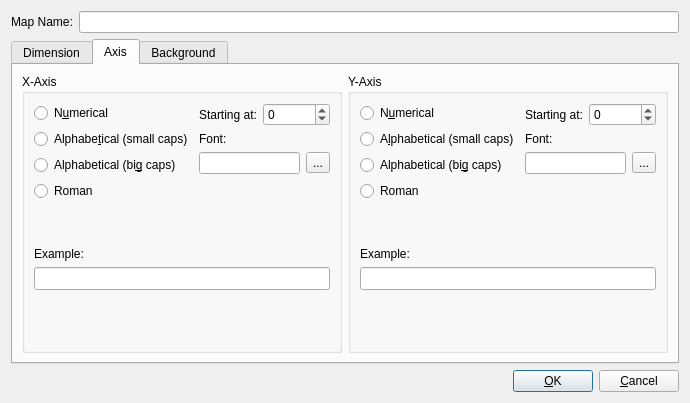
dyle/rpgmapper, file bin/view/mappropertiesdialog.ui: the form before one commit.
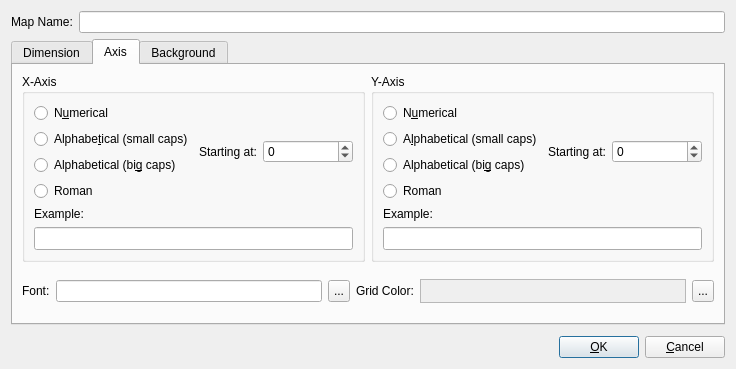
The form after the commit. Icons and pictures are not drawn. Custom widgets are drawn as their Qt base class.

Commit message: lets the user select the grid color

What changed in the file:
```diff
--- a/bin/view/mappropertiesdialog.ui
+++ b/bin/view/mappropertiesdialog.ui
@@ -6,8 +6,8 @@
    <rect>
     <x>0</x>
     <y>0</y>
-    <width>690</width>
-    <height>403</height>
+    <width>736</width>
+    <height>369</height>
    </rect>
   </property>
   <property name="windowTitle">
@@ -214,13 +214,26 @@
       <attribute name="title">
        <string>Axis</string>
       </attribute>
-      <layout class="QHBoxLayout" name="horizontalLayout_4">
-       <item>
+      <layout class="QGridLayout" name="gridLayout_2">
+       <item row="0" column="0">
         <widget class="QGroupBox" name="gbAxisX">
          <property name="title">
           <string>X-Axis</string>
          </property>
-         <layout class="QGridLayout" name="lyXAxis" rowstretch="0,0,0,1">
+         <layout class="QGridLayout" name="lyXAxis" rowstretch="0,0,0">
+          <item row="2" column="0" colspan="2">
+           <widget class="QLineEdit" name="edtAxisXSample">
+            <property name="font">
+             <font>
+              <family>Monospace</family>
+              <pointsize>10</pointsize>
+             </font>
+            </property>
+            <property name="readOnly">
+             <bool>true</bool>
+            </property>
+           </widget>
+          </item>
           <item row="0" column="0">
            <widget class="QWidget" name="wdAxisTypeX" native="true">
             <layout class="QVBoxLayout" name="verticalLayout_4">
@@ -264,19 +277,6 @@
                </property>
               </widget>
              </item>
-             <item>
-              <spacer name="spXConverter">
-               <property name="orientation">
-                <enum>Qt::Vertical</enum>
-               </property>
-               <property name="sizeHint" stdset="0">
-                <size>
-                 <width>20</width>
-                 <height>40</height>
-                </size>
-               </property>
-              </spacer>
-             </item>
             </layout>
            </widget>
           </item>
@@ -330,58 +330,6 @@
                </layout>
               </widget>
              </item>
-             <item>
-              <widget class="QLabel" name="lblFontXAxis">
-               <property name="text">
-                <string>Font:</string>
-               </property>
-              </widget>
-             </item>
-             <item>
-              <widget class="QWidget" name="wdFontXAxis" native="true">
-               <layout class="QHBoxLayout" name="horizontalLayout_11">
-                <property name="leftMargin">
-                 <number>0</number>
-                </property>
-                <property name="topMargin">
-                 <number>0</number>
-                </property>
-                <property name="rightMargin">
-                 <number>0</number>
-                </property>
-                <property name="bottomMargin">
-                 <number>0</number>
-                </property>
-                <item>
-                 <widget class="QLineEdit" name="edtFontXAxis">
-                  <property name="readOnly">
-                   <bool>true</bool>
-                  </property>
-                 </widget>
-                </item>
-                <item>
-                 <widget class="QToolButton" name="tbFontXAxis">
-                  <property name="text">
-                   <string>...</string>
-                  </property>
-                 </widget>
-                </item>
-               </layout>
-              </widget>
-             </item>
-             <item>
-              <spacer name="spSampleX">
-               <property name="orientation">
-                <enum>Qt::Vertical</enum>
-               </property>
-               <property name="sizeHint" stdset="0">
-                <size>
-                 <width>20</width>
-                 <height>40</height>
-                </size>
-               </property>
-              </spacer>
-             </item>
             </layout>
            </widget>
           </item>
@@ -392,54 +340,15 @@
             </property>
            </widget>
           </item>
-          <item row="2" column="0" colspan="2">
-           <widget class="QLineEdit" name="edtAxisXSample">
-            <property name="font">
-             <font>
-              <family>Monospace</family>
-              <pointsize>10</pointsize>
-             </font>
-            </property>
-            <property name="readOnly">
-             <bool>true</bool>
-            </property>
-           </widget>
-          </item>
-          <item row="3" column="0" colspan="2">
-           <spacer name="spXAxis">
-            <property name="orientation">
-             <enum>Qt::Vertical</enum>
-            </property>
-            <property name="sizeHint" stdset="0">
-             <size>
-              <width>20</width>
-              <height>40</height>
-             </size>
-            </property>
-           </spacer>
-          </item>
          </layout>
         </widget>
        </item>
-       <item>
+       <item row="0" column="1">
         <widget class="QGroupBox" name="gbAxisY">
          <property name="title">
           <string>Y-Axis</string>
          </property>
-         <layout class="QGridLayout" name="lyYAxis" rowstretch="0,0,0,1">
-          <item row="2" column="0" colspan="2">
-           <widget class="QLineEdit" name="edtAxisYSample">
-            <property name="font">
-             <font>
-              <family>Monospace</family>
-              <pointsize>10</pointsize>
-             </font>
-            </property>
-            <property name="readOnly">
-             <bool>true</bool>
-            </property>
-           </widget>
-          </item>
+         <layout class="QGridLayout" name="lyYAxis" rowstretch="0,0,0">
           <item row="0" column="0">
            <widget class="QWidget" name="wdAxisTypeY" native="true">
             <layout class="QVBoxLayout" name="verticalLayout_5">
@@ -483,19 +392,6 @@
                </property>
               </widget>
              </item>
-             <item>
-              <spacer name="spYConverter">
-               <property name="orientation">
-                <enum>Qt::Vertical</enum>
-               </property>
-               <property name="sizeHint" stdset="0">
-                <size>
-                 <width>20</width>
-                 <height>40</height>
-                </size>
-               </property>
-              </spacer>
-             </item>
             </layout>
            </widget>
           </item>
@@ -506,6 +402,19 @@
             </property>
            </widget>
           </item>
+          <item row="2" column="0" colspan="2">
+           <widget class="QLineEdit" name="edtAxisYSample">
+            <property name="font">
+             <font>
+              <family>Monospace</family>
+              <pointsize>10</pointsize>
+             </font>
+            </property>
+            <property name="readOnly">
+             <bool>true</bool>
+            </property>
+           </widget>
+          </item>
           <item row="0" column="1">
            <widget class="QWidget" name="wdStartingSampleY" native="true">
             <layout class="QVBoxLayout" name="verticalLayout_6">
@@ -556,82 +465,146 @@
                </layout>
               </widget>
              </item>
-             <item>
-              <widget class="QLabel" name="lblFontYAxis">
-               <property name="text">
-                <string>Font:</string>
-               </property>
-              </widget>
-             </item>
-             <item>
-              <widget class="QWidget" name="wdFontYAxis" native="true">
-               <layout class="QHBoxLayout" name="horizontalLayout_10">
-                <property name="leftMargin">
-                 <number>0</number>
-                </property>
-                <property name="topMargin">
-                 <number>0</number>
-                </property>
-                <property name="rightMargin">
-                 <number>0</number>
-                </property>
-                <property name="bottomMargin">
-                 <number>0</number>
-                </property>
-                <item>
-                 <widget class="QLineEdit" name="edtFontYAxis">
-                  <property name="readOnly">
-                   <bool>true</bool>
-                  </property>
-                 </widget>
-                </item>
-                <item>
-                 <widget class="QToolButton" name="tbFontYAxis">
-                  <property name="text">
-                   <string>...</string>
-                  </property>
-                 </widget>
-                </item>
-               </layout>
-              </widget>
-             </item>
-             <item>
-              <spacer name="spSampleY">
-               <property name="orientation">
-                <enum>Qt::Vertical</enum>
-               </property>
-               <property name="sizeHint" stdset="0">
-                <size>
-                 <width>20</width>
-                 <height>40</height>
-                </size>
-               </property>
-              </spacer>
-             </item>
             </layout>
            </widget>
           </item>
-          <item row="3" column="0" colspan="2">
-           <spacer name="spYAxis">
-            <property name="orientation">
-             <enum>Qt::Vertical</enum>
-            </property>
-            <property name="sizeHint" stdset="0">
-             <size>
-              <width>20</width>
-              <height>40</height>
-             </size>
-            </property>
-           </spacer>
-          </item>
          </layout>
          <zorder>wdAxisTypeY</zorder>
          <zorder>wdStartingSampleY</zorder>
          <zorder>lblSampleY</zorder>
          <zorder>edtAxisYSample</zorder>
-         <zorder>lblSampleY</zorder>
-         <zorder>edtAxisYSample</zorder>
-         <zorder>spYAxis</zorder>
+        </widget>
+       </item>
+       <item row="1" column="0" colspan="2">
+        <widget class="QWidget" name="wdFontAndColor" native="true">
+         <property name="minimumSize">
+          <size>
+           <width>0</width>
+           <height>30</height>
+          </size>
+         </property>
+         <layout class="QHBoxLayout" name="horizontalLayout_12" stretch="0,1,0,1">
+          <property name="leftMargin">
+           <number>0</number>
+          </property>
+          <property name="topMargin">
+           <number>0</number>
+          </property>
+          <property name="rightMargin">
+           <number>0</number>
+          </property>
+          <property name="bottomMargin">
+           <number>0</number>
+          </property>
+          <item>
+           <widget class="QLabel" name="lblFontAxis">
+            <property name="text">
+             <string>Font:</string>
+            </property>
+           </widget>
+          </item>
+          <item>
+           <widget class="QWidget" name="wdFontAxis" native="true">
+            <layout class="QHBoxLayout" name="horizontalLayout_11">
+             <property name="leftMargin">
+              <number>0</number>
+             </property>
+             <property name="topMargin">
+              <number>0</number>
+             </property>
+             <property name="rightMargin">
+              <number>0</number>
+             </property>
+             <property name="bottomMargin">
+              <number>0</number>
+             </property>
+             <item>
+              <widget class="QLineEdit" name="edtFontAxis">
+               <property name="readOnly">
+                <bool>true</bool>
+               </property>
+              </widget>
+             </item>
+             <item>
+              <widget class="QToolButton" name="tbFontAxis">
+               <property name="maximumSize">
+                <size>
+                 <width>22</width>
+                 <height>22</height>
+                </size>
+               </property>
+               <property name="text">
+                <string>...</string>
+               </property>
+              </widget>
+             </item>
+            </layout>
+           </widget>
+          </item>
+          <item>
+           <widget class="QLabel" name="lblAxisColor">
+            <property name="text">
+             <string>Grid Color:</string>
+            </property>
+           </widget>
+          </item>
+          <item>
+           <widget class="QWidget" name="wdAxisColor" native="true">
+            <layout class="QHBoxLayout" name="horizontalLayout_10">
+             <property name="leftMargin">
+              <number>0</number>
+             </property>
+             <property name="topMargin">
+              <number>0</number>
+             </property>
+             <property name="rightMargin">
+              <number>0</number>
+             </property>
+             <property name="bottomMargin">
+              <number>0</number>
+             </property>
+             <item>
+              <widget class="QFrame" name="frAxisColor">
+               <property name="minimumSize">
+                <size>
+                 <width>100</width>
+                 <height>0</height>
+                </size>
+               </property>
+               <property name="maximumSize">
+                <size>
+                 <width>16777215</width>
+                 <height>24</height>
+                </size>
+               </property>
+               <property name="autoFillBackground">
+                <bool>true</bool>
+               </property>
+               <property name="frameShape">
+                <enum>QFrame::StyledPanel</enum>
+               </property>
+               <property name="frameShadow">
+                <enum>QFrame::Raised</enum>
+               </property>
+              </widget>
+             </item>
+             <item>
+              <widget class="QToolButton" name="tbAxisColor">
+               <property name="maximumSize">
+                <size>
+                 <width>22</width>
+                 <height>22</height>
+                </size>
+               </property>
+               <property name="text">
+                <string>...</string>
+               </property>
+              </widget>
+             </item>
+            </layout>
+           </widget>
+          </item>
+         </layout>
         </widget>
        </item>
       </layout>
@@ -652,25 +625,177 @@
          <property name="title">
           <string>Background</string>
          </property>
-        </widget>
-       </item>
-       <item>
-        <widget class="QGroupBox" name="gbGrid">
-         <property name="minimumSize">
-          <size>
-           <width>0</width>
-           <height>100</height>
-          </size>
-         </property>
-         <property name="title">
-          <string>Grid</string>
-         </property>
+         <widget class="QRadioButton" name="rbBackgroundColor">
+          <property name="geometry">
+           <rect>
+            <x>30</x>
+            <y>30</y>
+            <width>102</width>
+            <height>20</height>
+           </rect>
+          </property>
+          <property name="text">
+           <string>Co&amp;lor</string>
+          </property>
+         </widget>
+         <widget class="QRadioButton" name="rbImage">
+          <property name="geometry">
+           <rect>
+            <x>30</x>
+            <y>70</y>
+            <width>102</width>
+            <height>20</height>
+           </rect>
+          </property>
+          <property name="text">
+           <string>Ima&amp;ge</string>
+          </property>
+         </widget>
+         <widget class="QWidget" name="wdColor" native="true">
+          <property name="geometry">
+           <rect>
+            <x>110</x>
+            <y>30</y>
+            <width>140</width>
+            <height>21</height>
+           </rect>
+          </property>
+          <layout class="QHBoxLayout" name="horizontalLayout_6">
+           <property name="leftMargin">
+            <number>0</number>
+           </property>
+           <property name="topMargin">
+            <number>0</number>
+           </property>
+           <property name="rightMargin">
+            <number>0</number>
+           </property>
+           <property name="bottomMargin">
+            <number>0</number>
+           </property>
+           <item>
+            <widget class="QFrame" name="frBackgroundColor">
+             <property name="minimumSize">
+              <size>
+               <width>100</width>
+               <height>0</height>
+              </size>
+             </property>
+             <property name="frameShape">
+              <enum>QFrame::StyledPanel</enum>
+             </property>
+             <property name="frameShadow">
+              <enum>QFrame::Raised</enum>
+             </property>
+            </widget>
+           </item>
+           <item>
+            <widget class="QToolButton" name="tbColorPick">
+             <property name="maximumSize">
+              <size>
+               <width>22</width>
+               <height>22</height>
+              </size>
+             </property>
+             <property name="text">
+              <string>...</string>
+             </property>
+            </widget>
+           </item>
+          </layout>
+         </widget>
+         <widget class="QWidget" name="wdImge" native="true">
+          <property name="geometry">
+           <rect>
+            <x>50</x>
+            <y>100</y>
+            <width>261</width>
+            <height>151</height>
+           </rect>
+          </property>
+          <widget class="QScrollArea" name="saImage">
+           <property name="geometry">
+            <rect>
+             <x>10</x>
+             <y>50</y>
+             <width>221</width>
+             <height>41</height>
+            </rect>
+           </property>
+           <property name="widgetResizable">
+            <bool>true</bool>
+           </property>
+           <widget class="QWidget" name="scrollAreaWidgetContents">
+            <property name="geometry">
+             <rect>
+              <x>0</x>
+              <y>0</y>
+              <width>217</width>
+              <height>37</height>
+             </rect>
+            </property>
+           </widget>
+          </widget>
+          <widget class="QWidget" name="wdImageFile" native="true">
+           <property name="geometry">
+            <rect>
+             <x>30</x>
+             <y>0</y>
+             <width>175</width>
+             <height>41</height>
+            </rect>
+           </property>
+           <layout class="QHBoxLayout" name="horizontalLayout_7">
+            <property name="leftMargin">
+             <number>0</number>
+            </property>
+            <property name="topMargin">
+             <number>0</number>
+            </property>
+            <property name="rightMargin">
+             <number>0</number>
+            </property>
+            <property name="bottomMargin">
+             <number>0</number>
+            </property>
+            <item>
+             <widget class="QLineEdit" name="edtImageFile"/>
+            </item>
+            <item>
+             <widget class="QToolButton" name="tbImageFile">
+              <property name="maximumSize">
+               <size>
+                <width>22</width>
+                <height>22</height>
+               </size>
+              </property>
+              <property name="text">
+               <string>...</string>
+              </property>
+             </widget>
+            </item>
+           </layout>
+          </widget>
+         </widget>
         </widget>
        </item>
       </layout>
      </widget>
     </widget>
    </item>
+   <item>
+    <spacer name="verticalSpacer">
+     <property name="orientation">
+      <enum>Qt::Vertical</enum>
+     </property>
+     <property name="sizeHint" stdset="0">
+      <size>
+       <width>20</width>
+       <height>6</height>
+      </size>
+     </property>
+    </spacer>
+   </item>
    <item>
     <widget class="QWidget" name="wdButtonBox" native="true">
      <layout class="QHBoxLayout" name="horizontalLayout">
```
Left out of the diff: 4 changed lines with no effect on the pictures. The commit also changes 4 other files.
